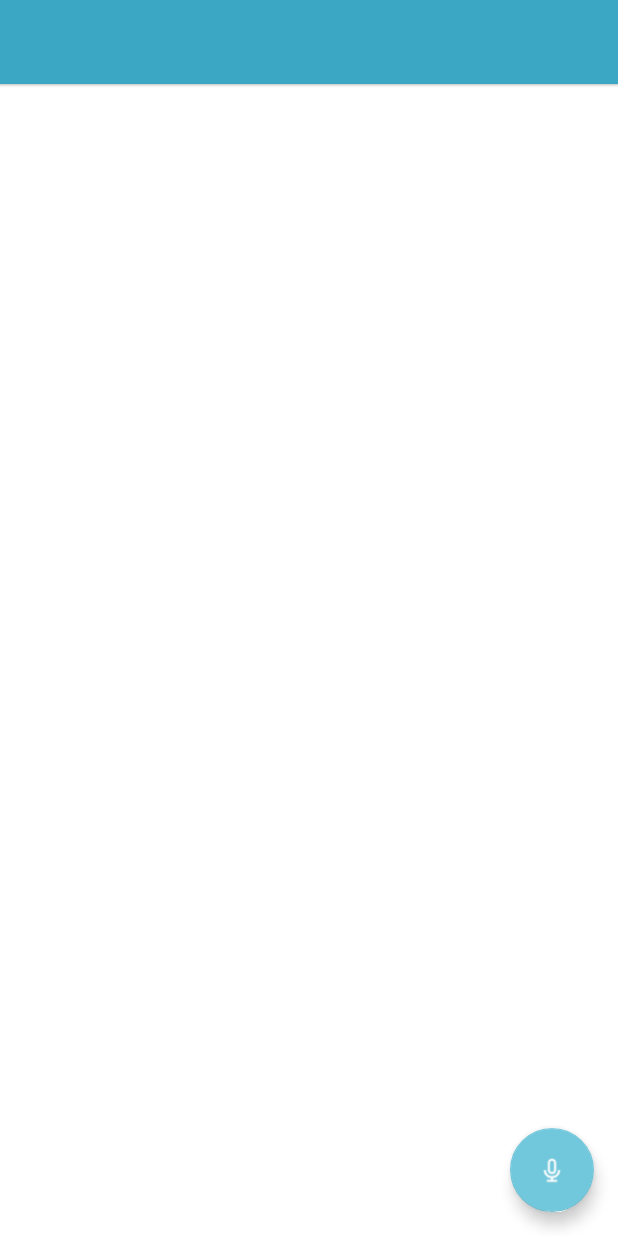
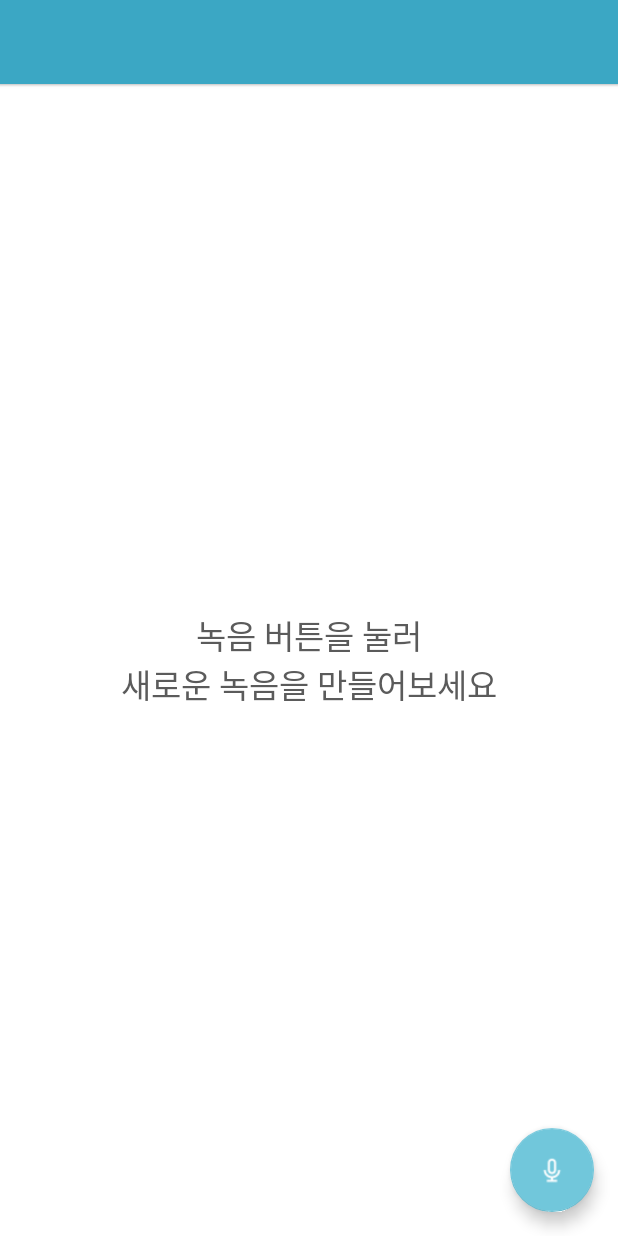
Before and after one commit to HwaYo/LoroClipAndroid, an Android app: the layout activity_material_list.xml on its own in the app's theme, with its tools: preview values and no code run, on a phone screen of 412 x 824 dp. Run offline under Robolectric (Android 15) with nearby library versions, the phone set to English and light mode, and no system bars; plain views replace FloatingActionButton.

Commit message:
add help textview when list is empty

```diff
--- a/app/src/main/res/layout/activity_material_list.xml
+++ b/app/src/main/res/layout/activity_material_list.xml
@@ -33,6 +33,15 @@
             android:layout_height="@dimen/toolbar_elevation"
             android:background="@drawable/actionbar_shadow" />
 
+        <TextView
+            android:layout_width="wrap_content"
+            android:layout_height="wrap_content"
+            android:textAppearance="?android:attr/textAppearanceLarge"
+            android:text="녹음 버튼을 눌러\n새로운 녹음을 만들어보세요"
+            android:id="@+id/emptyListText"
+            android:layout_gravity="center"
+            android:gravity="center" />
+
     </FrameLayout>
 
 
```
Also changed, not shown: app/src/main/java/com/loroclip/MainActivity.java (+6 -5 lines), app/src/main/java/com/loroclip/RecordListAdapter.java (+19 -1 lines).
